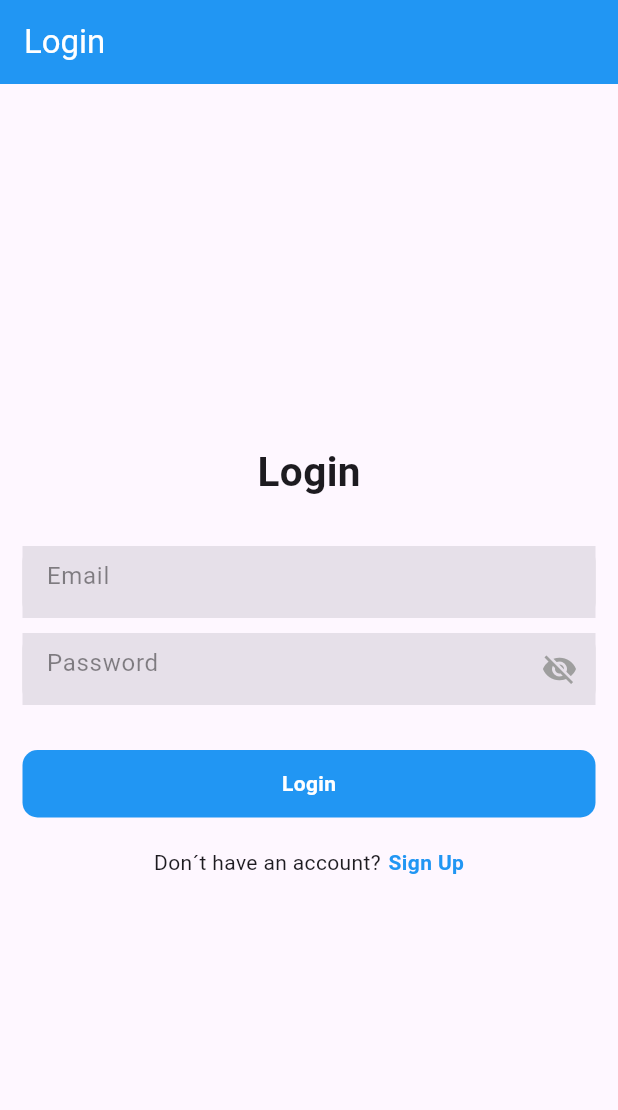
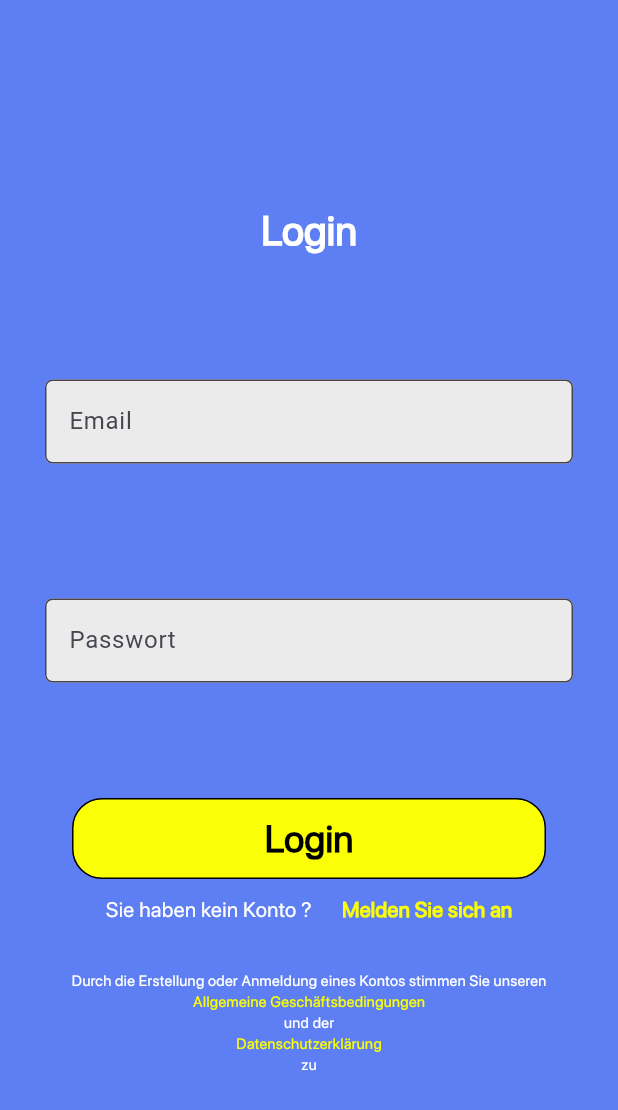
Before and after one commit to zappel01/My-School-Organizer, a Flutter app: the screen it shows after launch, on a phone screen of 412 x 824 dp. Shown: the top 1110 px of the screen. Run offline on Flutter 3.47's test engine with Material 3 defaults, Android fonts, the light colour scheme and no system bars; our stand-ins replace firebase_auth, firebase_core; accounts and stored records are empty.

Commit message:
Login fertig designt

```diff
--- a/lib/features/app/splash_screen/splash_screen.dart
+++ b/lib/features/app/splash_screen/splash_screen.dart
@@ -23,7 +23,7 @@ class _SplashScreenState extends State<SplashScreen> {
   @override
   Widget build(BuildContext context) {
     return Scaffold(
-      backgroundColor: const Color.fromRGBO(6, 59, 245, 63),
+      backgroundColor: const Color(0xFF5E7FF4),
       body: Center(
         child: Column(
           mainAxisAlignment: MainAxisAlignment.center,
--- a/lib/features/user_auth/presentation/pages/login_page.dart
+++ b/lib/features/user_auth/presentation/pages/login_page.dart
@@ -1,7 +1,7 @@
 import 'package:flutter/material.dart';
 import 'package:log_in_auth/features/user_auth/presentation/pages/home_page.dart';
 import 'package:log_in_auth/features/user_auth/presentation/pages/sign_up_page.dart';
-import 'package:log_in_auth/features/user_auth/presentation/widgets/form_container_widget.dart';
+import 'package:firebase_auth/firebase_auth.dart';
 
 class LoginPage extends StatelessWidget {
   const LoginPage({super.key});
@@ -9,71 +9,117 @@ class LoginPage extends StatelessWidget {
   @override
   Widget build(BuildContext context) {
     return Scaffold(
-        appBar: AppBar(
-          title: const Text(
-            "Login",
-            style: TextStyle(color: Colors.white),
-          ),
-          backgroundColor: Colors.blue,
-        ),
+      backgroundColor: const Color(0xFF5E7FF4),
       body: Center(
         child: Padding(
-            padding: const EdgeInsets.symmetric(horizontal: 15),
+          padding: const EdgeInsets.symmetric(horizontal: 10),
           child: Column(
-              mainAxisAlignment: MainAxisAlignment.center,
+            mainAxisAlignment: MainAxisAlignment.start,
             children: [
+              const SizedBox(
+                height: 134,
+              ),
               const Text(
                 "Login",
-                  style: TextStyle(fontSize: 27, fontWeight: FontWeight.bold),
+                style: TextStyle(
+                    fontFamily: 'SF',
+                    fontSize: 27,
+                    fontWeight: FontWeight.bold,
+                    color: Colors.white),
               ),
               const SizedBox(
-                  height: 30,
+                height: 80,
               ),
-                const FormContainerWidget(
-                  hintText: "Email",
-                  isPasswordField: false,
+              Padding(
+                padding: const EdgeInsets.symmetric(horizontal: 20),
+                child: Column(
+                  crossAxisAlignment: CrossAxisAlignment.start,
+                  children: [
+                    TextFormField(
+                      decoration: InputDecoration(
+                          border: OutlineInputBorder(
+                              borderRadius: BorderRadius.circular(5),
+                              borderSide:
+                                  const BorderSide(color: Colors.black)),
+                          filled: true,
+                          fillColor: const Color(0xFFEBEBEB),
+                          label: const Text('Email'),
+                          hintText: 'Bitte E-mail adresse eingeben'),
+                      scrollController: ScrollController(),
                     ),
+                  ],
+                ),
+              ),
+              const SizedBox(
+                height: 80,
+              ),
+              Padding(
+                padding: const EdgeInsets.symmetric(horizontal: 20),
+                child: Column(
+                  crossAxisAlignment: CrossAxisAlignment.start,
+                  children: [
                     const SizedBox(
                       height: 10,
                     ),
-                const FormContainerWidget(
-                  hintText: "Password",
-                  isPasswordField: true,
+                    TextFormField(
+                      decoration: InputDecoration(
+                          border: OutlineInputBorder(
+                              borderRadius: BorderRadius.circular(5),
+                              borderSide:
+                                  const BorderSide(color: Colors.black)),
+                          filled: true,
+                          fillColor: const Color(0xFFEBEBEB),
+                          label: const Text('Passwort'),
+                          hintText: 'Bitte Passwort eingeben'),
+                      scrollController: ScrollController(),
+                    ),
+                  ],
+                ),
               ),
               const SizedBox(
-                  height: 30,
+                height: 77,
               ),
               GestureDetector(
                 onTap: () {
                   Navigator.push(
                     context,
                     MaterialPageRoute(
-                            builder: (context) => const HomePage()));
+                      builder: (context) => const HomePage(),
+                    ),
+                  );
                 },
                 child: Container(
-                    width: double.infinity,
-                    height: 45,
+                  width: 316,
+                  height: 54,
                   decoration: BoxDecoration(
-                      color: Colors.blue,
-                      borderRadius: BorderRadius.circular(10),
-                    ),
+                      color: const Color(0xFFFAFF05),
+                      borderRadius: BorderRadius.circular(20),
+                      border: Border.all(color: Colors.black)),
                   child: const Center(
                     child: Text("Login",
                         style: TextStyle(
-                              color: Colors.white,
-                              fontWeight: FontWeight.bold)),
+                            color: Colors.black,
+                            fontWeight: FontWeight.bold,
+                            fontFamily: 'SF',
+                            fontSize: 25)),
                   ),
                 ),
               ),
               const SizedBox(
-                  height: 20,
+                height: 10,
               ),
               Row(
                 mainAxisAlignment: MainAxisAlignment.center,
                 children: [
-                    const Text("Don´t have an account?"),
+                  const Text(
+                    "Sie haben kein Konto ?",
+                    style: TextStyle(
+                      color: Colors.white,
+                      fontFamily: 'SF',
+                    ),
+                  ),
                   const SizedBox(
-                      width: 5,
+                    width: 20,
                   ),
                   GestureDetector(
                     onTap: () {
@@ -84,16 +130,80 @@ class LoginPage extends StatelessWidget {
                           (route) => false);
                     },
                     child: const Text(
-                        "Sign Up",
+                      "Melden Sie sich an",
                       style: TextStyle(
-                            color: Colors.blue, fontWeight: FontWeight.bold),
+                          color: Color(0xFFFAFF05),
+                          fontWeight: FontWeight.bold,
+                          fontFamily: 'SF'),
                     ),
+                  ),
+                ],
+              ),
+              SizedBox(
+                height: 30,
+              ),
+              Row(
+                mainAxisAlignment: MainAxisAlignment.center,
+                children: [
+                  Column(
+                    children: [
+                      const Text(
+                        'Durch die Erstellung oder Anmeldung eines Kontos stimmen Sie unseren',
+                        style: TextStyle(
+                          color: Colors.white,
+                          fontFamily: 'SF',
+                          fontSize: 10,
+                        ),
+                      ),
+                      GestureDetector(
+                        child: const Text(
+                          'Allgemeine Geschäftsbedingungen',
+                          style: TextStyle(
+                            color: Color(0xFFFAFF05),
+                            fontFamily: 'SF',
+                            fontSize: 10,
+                          ),
+                        ),
+                        onTap: () {
+                          // Handle the top event here
+                        },
+                      ),
+                      const Text(
+                        'und der',
+                        style: TextStyle(
+                          color: Colors.white,
+                          fontFamily: 'SF',
+                          fontSize: 10,
+                        ),
+                      ),
+                      GestureDetector(
+                        child: const Text(
+                          'Datenschutzerklärung',
+                          style: TextStyle(
+                            color: Color(0xFFFAFF05),
+                            fontFamily: 'SF',
+                            fontSize: 10,
+                          ),
+                        ),
+                        onTap: () {
+                          // Handle the top event here
+                        },
+                      ),
+                      Text(
+                        'zu',
+                        style: TextStyle(
+                            color: Colors.white,
+                            fontFamily: 'SF',
+                            fontSize: 10),
                       )
                     ],
                   )
                 ],
               ),
+            ],
           ),
-        ));
+        ),
+      ),
+    );
   }
 }
```
Also changed, not shown: pubspec.yaml (+5 -7 lines), assets/fonts/SFPRODISPLAYREGULAR.OTF (added), 4 other files. Lines whose indentation alone changed are shown as unchanged.
